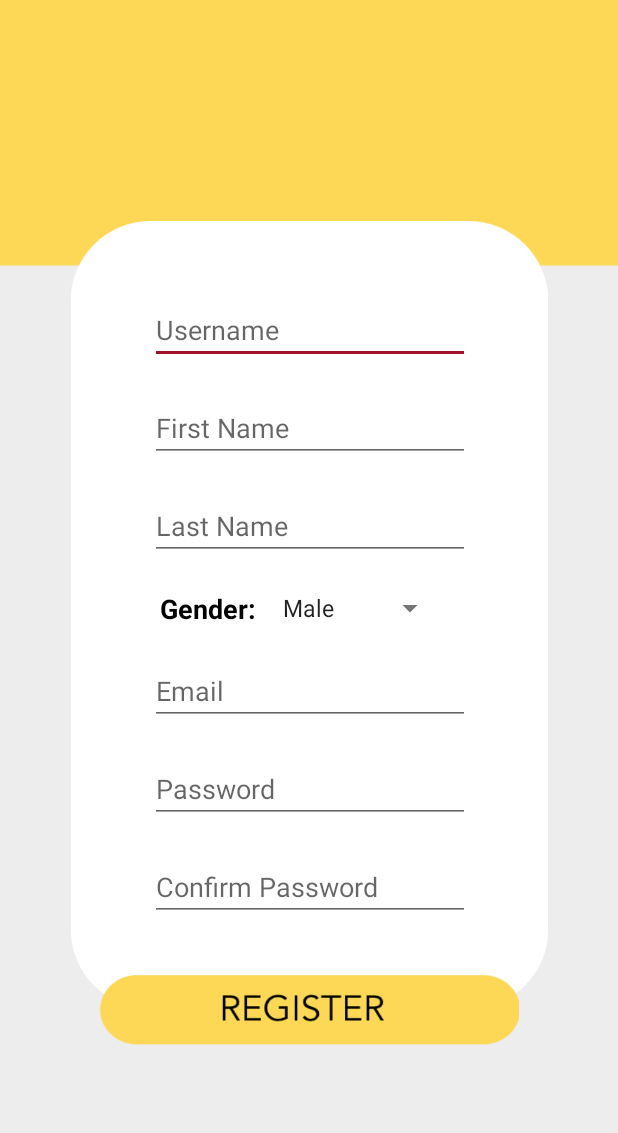
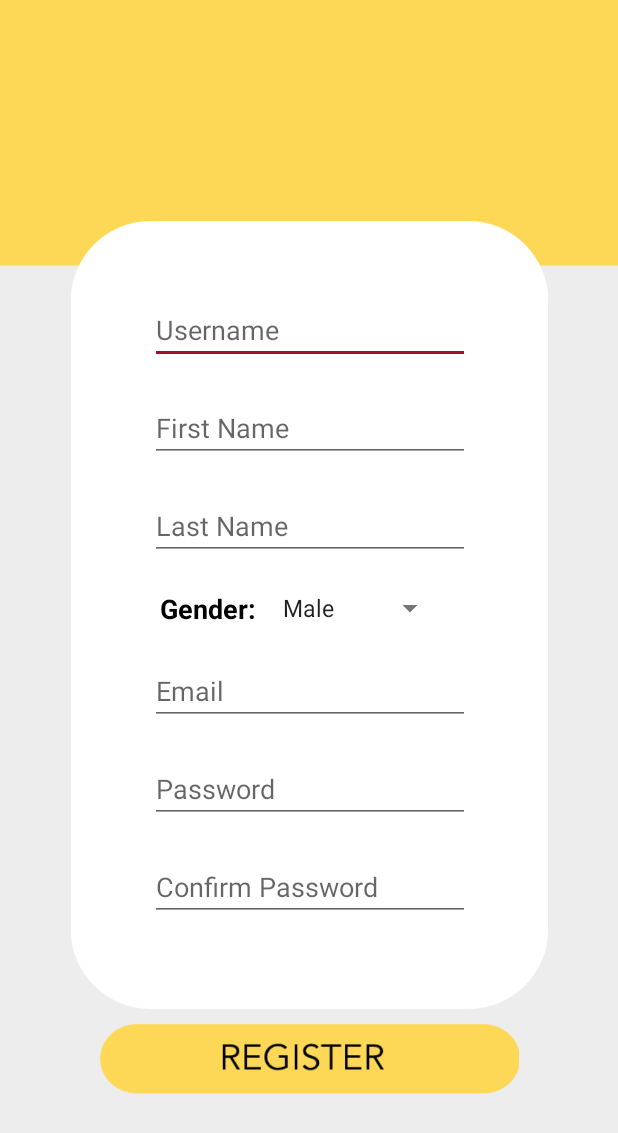
Before and after one commit to z5115095/WorldChef, an Android app: the RegisterActivity screen opened directly, with no data from a screen before it, on a phone screen of 412 x 824 dp. Shown: the top 1133 px of the screen. Run offline under Robolectric (Android 15) with nearby library versions, the light colour scheme and no system bars.

Commit message:
Updated register button

```diff
--- a/app/src/main/res/layout/activity_register.xml
+++ b/app/src/main/res/layout/activity_register.xml
@@ -70,11 +70,11 @@
         android:id="@+id/register_button"
         android:layout_width="280dp"
         android:layout_height="50dp"
-        android:layout_marginTop="650dp"
+        android:layout_marginTop="10dp"
         android:background="@drawable/registerbutton"
         app:layout_constraintEnd_toEndOf="parent"
         app:layout_constraintStart_toStartOf="parent"
-        app:layout_constraintTop_toTopOf="parent" />
+        app:layout_constraintTop_toBottomOf="@+id/register_square" />
 
     <EditText
         android:id="@+id/register_firstname"
```
